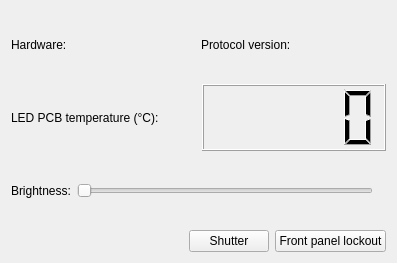
awacha/cct, file cct/qtgui2/devices/illumination/schottKL2500LED.ui: the form before one commit.
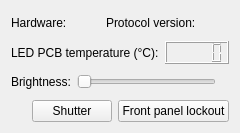
The form after the commit. Icons and pictures are not drawn.

Commit message: Schott KL2500LED debugging

The edit to the form file:
```diff
--- a/cct/qtgui2/devices/illumination/schottKL2500LED.ui
+++ b/cct/qtgui2/devices/illumination/schottKL2500LED.ui
@@ -6,8 +6,8 @@
    <rect>
     <x>0</x>
     <y>0</y>
-    <width>397</width>
-    <height>263</height>
+    <width>239</width>
+    <height>133</height>
    </rect>
   </property>
   <property name="windowTitle">
```
The commit also changes 1 other file.
